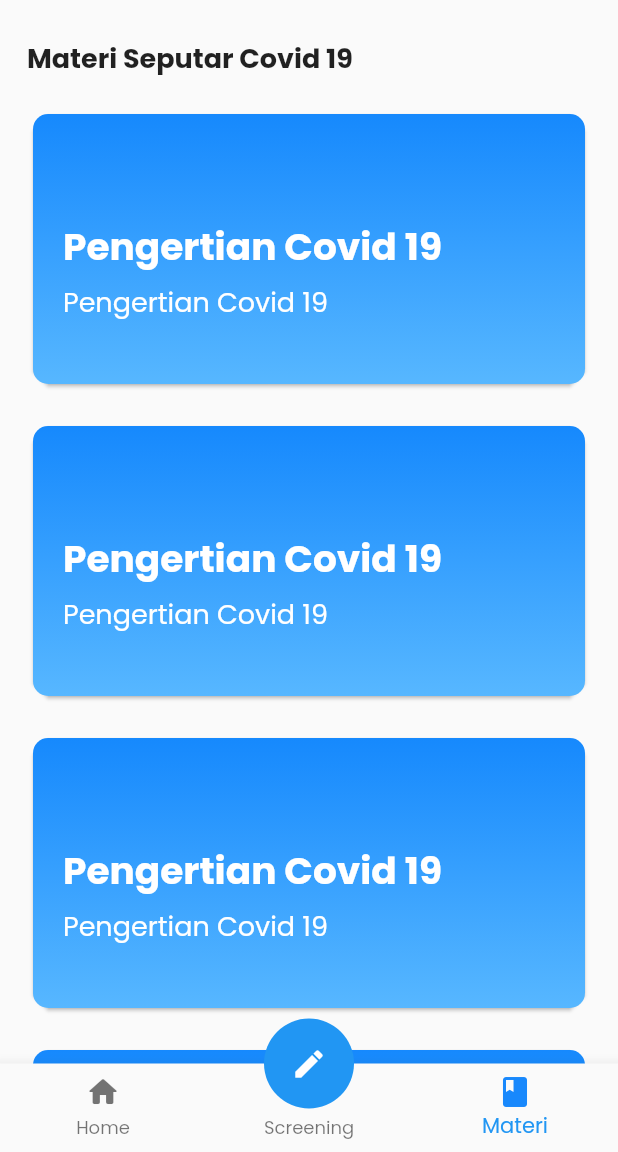
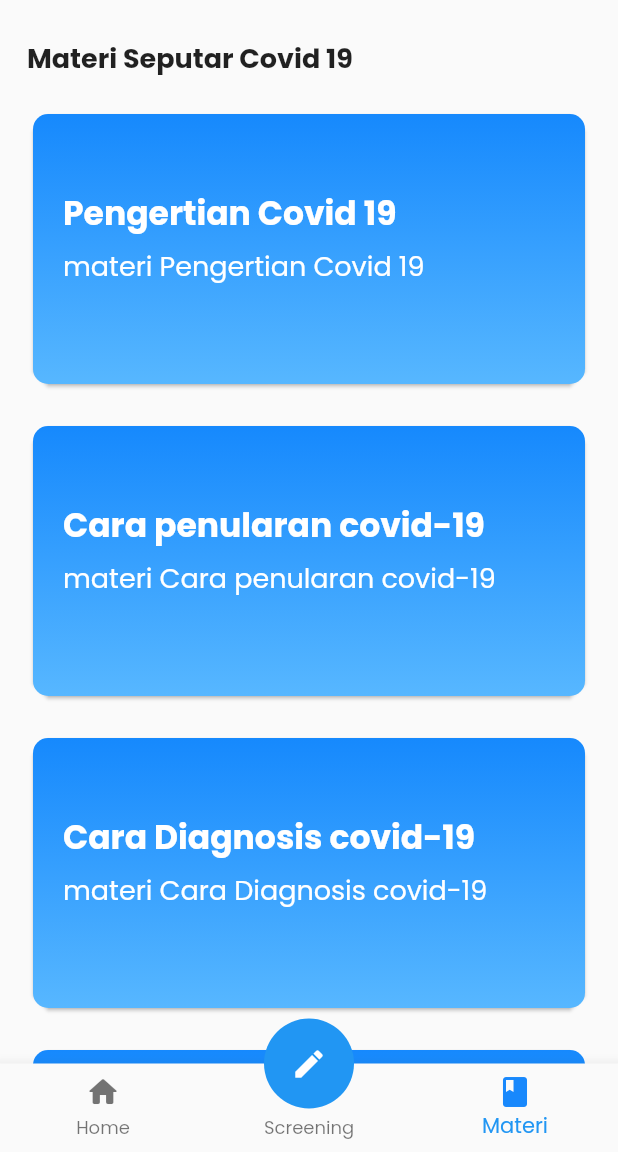
Before and after one commit to fahronona/sinpeman-covid-19, a Flutter app: the BottomNavBar screen opened directly, item 3 of the bottom bar chosen, on a phone screen of 412 x 824 dp, the part 84-1236 px from its top. Run offline on Flutter 3.47's test engine with Material 2 defaults, Android fonts, the light colour scheme and no system bars; our stand-ins replace firebase_auth, firebase_core, flutter_bloc, fluttertoast, google_fonts, hive_flutter; accounts and stored records are empty; network calls fail.

Commit message:
materi card, add materi json

```diff
--- a/lib/components/card_materi.dart
+++ b/lib/components/card_materi.dart
@@ -1,8 +1,26 @@
 import 'package:flutter/material.dart';
+import 'package:sinpeman_covid_19/view/isi_materi_page.dart';
 
-Widget cardMateri() {
+class CardMateri extends StatefulWidget {
+  final String judul;
+  final String subJudul;
+  const CardMateri({Key? key, this.judul = "", this.subJudul = ""})
+      : super(key: key);
+
+  @override
+  _CardMateriState createState() => _CardMateriState();
+}
+
+class _CardMateriState extends State<CardMateri> {
+  @override
+  Widget build(BuildContext context) {
     return Padding(
       padding: const EdgeInsets.only(right: 18, left: 18, top: 20),
+      child: InkWell(
+        onTap: () {
+          Navigator.push(context,
+              MaterialPageRoute(builder: (context) => const IsiMateriPage()));
+        },
         child: Card(
           shape: BeveledRectangleBorder(
             borderRadius: BorderRadius.circular(10.0),
@@ -21,21 +39,21 @@ Widget cardMateri() {
               ),
             ),
             child: Padding(
-          padding: const EdgeInsets.only(top: 70, left: 20),
+              padding: const EdgeInsets.only(top: 50, left: 20),
               child: Column(
                 crossAxisAlignment: CrossAxisAlignment.start,
-            children: const [
+                children: [
                   Text(
-                "Pengertian Covid 19",
-                style: TextStyle(
+                    widget.judul,
+                    style: const TextStyle(
                         color: Colors.white,
-                    fontSize: 25,
+                        fontSize: 22,
                         fontWeight: FontWeight.bold),
                   ),
-              SizedBox(height: 5),
+                  const SizedBox(height: 5),
                   Text(
-                "Pengertian Covid 19",
-                style: TextStyle(
+                    widget.subJudul,
+                    style: const TextStyle(
                         color: Colors.white,
                         fontSize: 18,
                         fontWeight: FontWeight.w400),
@@ -45,5 +63,61 @@ Widget cardMateri() {
             ),
           ),
         ),
+      ),
     );
   }
+}
+
+// Widget cardMateri(String judul, String subjudul) {
+//   return Padding(
+//     padding: const EdgeInsets.only(right: 18, left: 18, top: 20),
+//     child: InkWell(
+//       onTap: () {
+//         Navigator.push(
+//             context, MaterialPageRoute(builder: (context) => const IsiMateriPage()));
+//       },
+//       child: Card(
+//         shape: BeveledRectangleBorder(
+//           borderRadius: BorderRadius.circular(10.0),
+//         ),
+//         child: Container(
+//           height: 180,
+//           decoration: const BoxDecoration(
+//             borderRadius: BorderRadius.all(Radius.circular(10)),
+//             gradient: LinearGradient(
+//               colors: [
+//                 Color(0xff1689FD),
+//                 Color(0xff57B7FF),
+//               ],
+//               begin: Alignment.topCenter,
+//               end: Alignment.bottomCenter,
+//             ),
+//           ),
+//           child: Padding(
+//             padding: const EdgeInsets.only(top: 50, left: 20),
+//             child: Column(
+//               crossAxisAlignment: CrossAxisAlignment.start,
+//               children: [
+//                 Text(
+//                   judul,
+//                   style: const TextStyle(
+//                       color: Colors.white,
+//                       fontSize: 22,
+//                       fontWeight: FontWeight.bold),
+//                 ),
+//                 const SizedBox(height: 5),
+//                 Text(
+//                   subjudul,
+//                   style: const TextStyle(
+//                       color: Colors.white,
+//                       fontSize: 18,
+//                       fontWeight: FontWeight.w400),
+//                 ),
+//               ],
+//             ),
+//           ),
+//         ),
+//       ),
+//     ),
+//   );
+// }
--- a/lib/main.dart
+++ b/lib/main.dart
@@ -1,9 +1,12 @@
+import 'package:firebase_core/firebase_core.dart';
 import 'package:flutter/material.dart';
 import 'package:google_fonts/google_fonts.dart';
 import 'package:sinpeman_covid_19/res/res.dart';
 import 'package:sinpeman_covid_19/view/splash_screen.dart';
 
 Future<void> main() async {
+  WidgetsFlutterBinding.ensureInitialized();
+  Firebase.initializeApp();
   runApp(const MyApp());
   await Init.init();
 }
--- /dev/null
+++ b/lib/model/model_materi.dart
@@ -0,0 +1,6 @@
+class ModelMateri {
+  final String title;
+  final String materi;
+
+  ModelMateri(this.title, this.materi);
+}
--- a/lib/view/materi_page.dart
+++ b/lib/view/materi_page.dart
@@ -1,5 +1,8 @@
+import 'dart:convert';
+
 import 'package:flutter/material.dart';
 import 'package:sinpeman_covid_19/components/card_materi.dart';
+import 'package:sinpeman_covid_19/model/model_materi.dart';
 
 class MateriPage extends StatefulWidget {
   const MateriPage({Key? key}) : super(key: key);
@@ -9,6 +12,26 @@ class MateriPage extends StatefulWidget {
 }
 
 class _MateriPageState extends State<MateriPage> {
+  List<ModelMateri> materi = [];
+
+  Future<void> getDataMateri() async {
+    String dataIn =
+        await DefaultAssetBundle.of(context).loadString("assets/materi.json");
+    final jsonResultIn = json.decode(dataIn);
+    print(jsonResultIn);
+    jsonResultIn["materi"].forEach((i) {
+      materi.add(ModelMateri(i["judulMateri"], i["isiMateri"]));
+    });
+    setState(() {});
+  }
+
+  @override
+  void initState() {
+    // TODO: implement initState
+    super.initState();
+    getDataMateri();
+  }
+
   @override
   Widget build(BuildContext context) {
     return ListView(
@@ -18,10 +41,12 @@ class _MateriPageState extends State<MateriPage> {
           child: Text("Materi Seputar Covid 19",
               style: TextStyle(fontSize: 18, fontWeight: FontWeight.bold)),
         ),
-        cardMateri(),
-        cardMateri(),
-        cardMateri(),
-        cardMateri()
+        ...materi.map((e) {
+          return CardMateri(
+            judul: e.title,
+            subJudul: "materi ${e.title}",
+          );
+        }),
       ],
     );
   }
--- a/pubspec.yaml
+++ b/pubspec.yaml
@@ -42,6 +42,10 @@ dependencies:
   hive_generator: ^1.1.1
   build_runner: ^2.1.4
   path_provider: ^2.0.5
+  firebase_auth: ^3.1.4
+  provider: ^6.0.1
+  firebase_core: ^1.8.0
+  fluttertoast: ^8.0.8
 
 dev_dependencies:
   flutter_test:
```
Also changed, not shown: lib/firebase/firebase_auth.dart (added, +25 -0 lines), lib/view/about.dart (+15 -14 lines), lib/view/isi_materi_page.dart (added, +22 -0 lines), lib/view/login_page.dart (+25 -7 lines), lib/view/register_page.dart (+34 -4 lines), pubspec.lock, 6 other files. Lines whose indentation alone changed are shown as unchanged.
